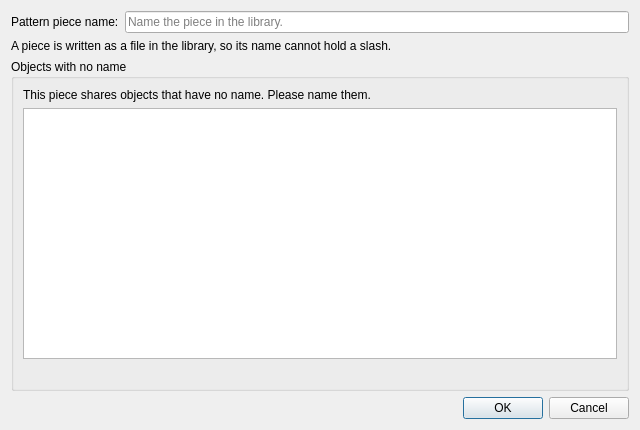
Before: the Qt Designer form src/app/ostara/dialogs/osavepiecedialog.ui in equinox-patterns/Ostara, drawn with Qt 5.
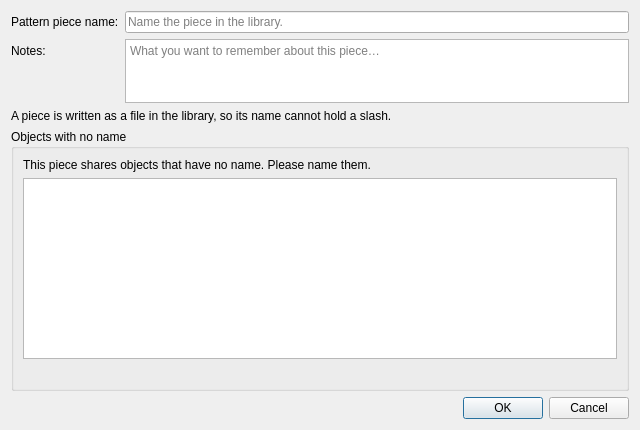
After: the same form once the commit is applied. Icons and pictures are not drawn.

Commit message: Les notes d'une pièce, la fenêtre Bibliothèque réorganisée, et la traduction à jour

What changed in the file:
```diff
--- a/src/app/ostara/dialogs/osavepiecedialog.ui
+++ b/src/app/ostara/dialogs/osavepiecedialog.ui
@@ -46,6 +46,35 @@
        </property>
       </widget>
      </item>
+     <item row="1" column="0">
+      <widget class="QLabel" name="labelNotes">
+       <property name="text">
+        <string>Notes:</string>
+       </property>
+      </widget>
+     </item>
+     <item row="1" column="1">
+      <widget class="QPlainTextEdit" name="plainTextEditNotes">
+       <property name="minimumSize">
+        <size>
+         <width>0</width>
+         <height>64</height>
+        </size>
+       </property>
+       <property name="maximumSize">
+        <size>
+         <width>16777215</width>
+         <height>64</height>
+        </size>
+       </property>
+       <property name="tabChangesFocus">
+        <bool>true</bool>
+       </property>
+       <property name="placeholderText">
+        <string>What you want to remember about this piece…</string>
+       </property>
+      </widget>
+     </item>
     </layout>
    </item>
    <item>
```
The commit also changes 123 other files.
